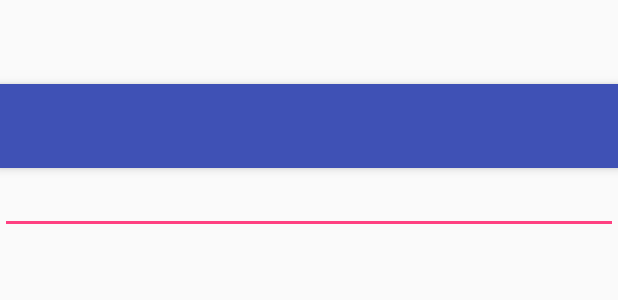
After one commit to mueller04/DroidEverCraft, an Android app: the layout activity_character_setup.xml on its own in the app's theme, with its tools: preview values and no code run, on a phone screen of 412 x 824 dp. The commit adds this screen. Shown: the top 300 px of the screen. Run offline under Robolectric (Android 15) with nearby library versions, the phone set to English and light mode, and no system bars.

```diff
--- /dev/null
+++ b/app/src/main/res/layout/activity_character_setup.xml
@@ -0,0 +1,42 @@
+<?xml version="1.0" encoding="utf-8"?>
+<android.support.design.widget.CoordinatorLayout xmlns:android="http://schemas.android.com/apk/res/android"
+    xmlns:app="http://schemas.android.com/apk/res-auto"
+    xmlns:tools="http://schemas.android.com/tools"
+    android:layout_width="match_parent"
+    android:layout_height="match_parent"
+    android:fitsSystemWindows="true"
+    tools:context="com.example.mike.droidevercraft.CharacterSetup">
+
+    <android.support.design.widget.AppBarLayout
+        android:layout_width="match_parent"
+        android:layout_height="wrap_content"
+        android:theme="@style/AppTheme.AppBarOverlay">
+
+        <android.support.v7.widget.Toolbar
+            android:id="@+id/toolbar"
+            android:layout_width="match_parent"
+            android:layout_height="?attr/actionBarSize"
+            android:background="?attr/colorPrimary"
+            app:popupTheme="@style/AppTheme.PopupOverlay" />
+
+    </android.support.design.widget.AppBarLayout>
+
+    <include layout="@layout/content_character_setup" />
+
+    <LinearLayout xmlns:android="http://schemas.android.com/apk/res/android"
+        android:layout_width="match_parent"
+        android:layout_height="wrap_content"
+        android:layout_marginTop="40dp"
+        android:orientation="vertical">
+
+    <EditText
+        android:id="@+id/character_name_input"
+        android:layout_marginTop="10dp"
+        android:layout_width="match_parent"
+        android:layout_height="50dp"
+        android:maxLength="20"
+        android:inputType="text" />
+
+    </LinearLayout>
+
+</android.support.design.widget.CoordinatorLayout>
--- /dev/null
+++ b/app/src/main/res/layout/content_character_setup.xml
@@ -0,0 +1,15 @@
+<?xml version="1.0" encoding="utf-8"?>
+<RelativeLayout xmlns:android="http://schemas.android.com/apk/res/android"
+    xmlns:app="http://schemas.android.com/apk/res-auto"
+    xmlns:tools="http://schemas.android.com/tools"
+    android:layout_width="match_parent"
+    android:layout_height="match_parent"
+    android:paddingBottom="@dimen/activity_vertical_margin"
+    android:paddingLeft="@dimen/activity_horizontal_margin"
+    android:paddingRight="@dimen/activity_horizontal_margin"
+    android:paddingTop="@dimen/activity_vertical_margin"
+    app:layout_behavior="@string/appbar_scrolling_view_behavior"
+    tools:context="com.example.mike.droidevercraft.CharacterSetup"
+    tools:showIn="@layout/activity_character_setup">
+
+</RelativeLayout>
```
Also changed, not shown: app/src/main/java/com/example/mike/droidevercraft/CharacterSetup.java (+18 -6 lines), app/src/main/java/com/example/mike/droidevercraft/MainActivity.java (+31 -3 lines).
